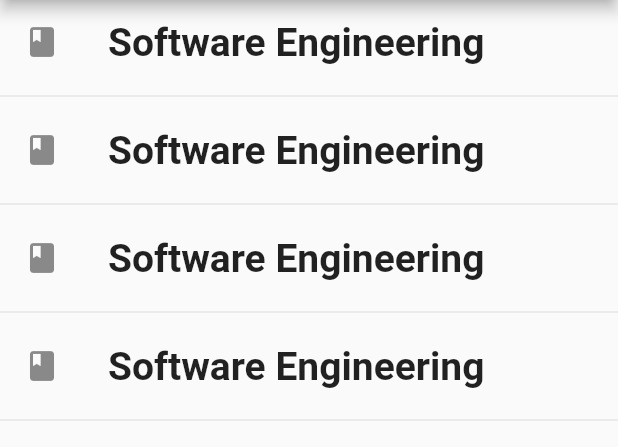
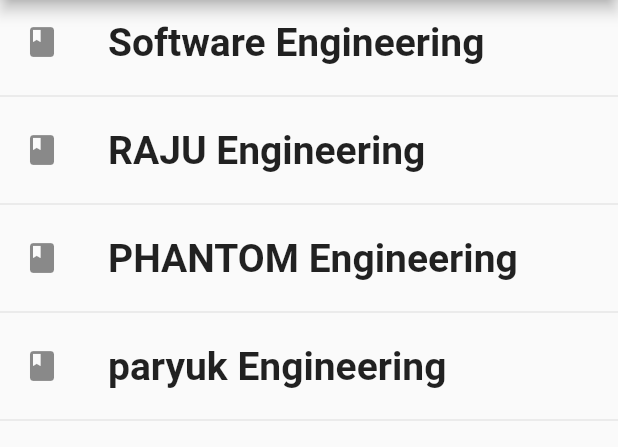
Before and after one commit to SlokAks/Classroom-Management-System, a Flutter app: the AvailableCourses screen opened directly, on a phone screen of 412 x 824 dp, the part 84-531 px from its top. Run offline on Flutter 3.47's test engine with Material 2 defaults, Android fonts, the phone set to English and light mode, and no system bars; our stand-ins replace cloud_firestore, firebase_auth, firebase_core, google_sign_in; accounts and stored records are empty.

Commit message:
testing github

```diff
--- a/lib/screens/AvailableCourses.dart
+++ b/lib/screens/AvailableCourses.dart
@@ -15,9 +15,9 @@ class _AvailableCoursesState extends State<AvailableCourses> {
   void initState() {
     // TODO: implement initState
     list.add(CustomListTile(widget: Icon(Icons.book),title: "Software Engineering",));
-    list.add(CustomListTile(widget: Icon(Icons.book),title: "Software Engineering",));
-    list.add(CustomListTile(widget: Icon(Icons.book),title: "Software Engineering",));
-    list.add(CustomListTile(widget: Icon(Icons.book),title: "Software Engineering",));
+    list.add(CustomListTile(widget: Icon(Icons.book),title: "RAJU Engineering",));
+    list.add(CustomListTile(widget: Icon(Icons.book),title: "PHANTOM Engineering",));
+    list.add(CustomListTile(widget: Icon(Icons.book),title: "paryuk Engineering",));
     super.initState();
   }
   @override
```
